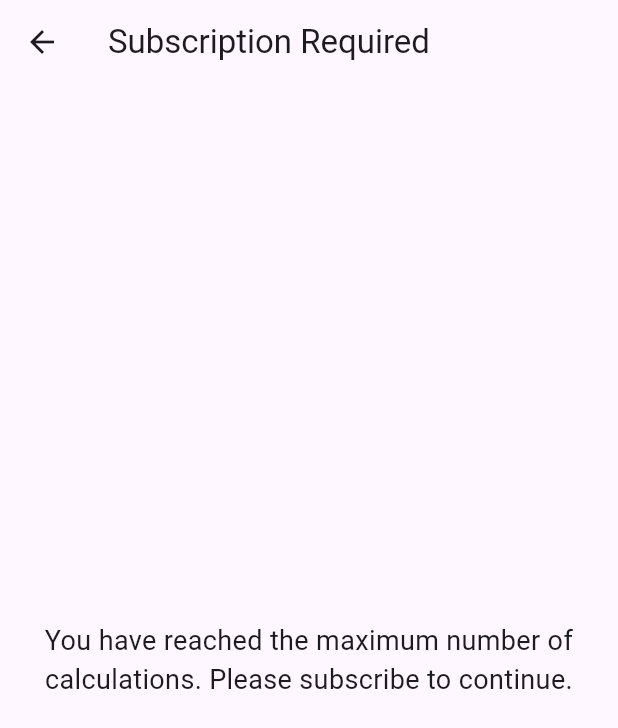
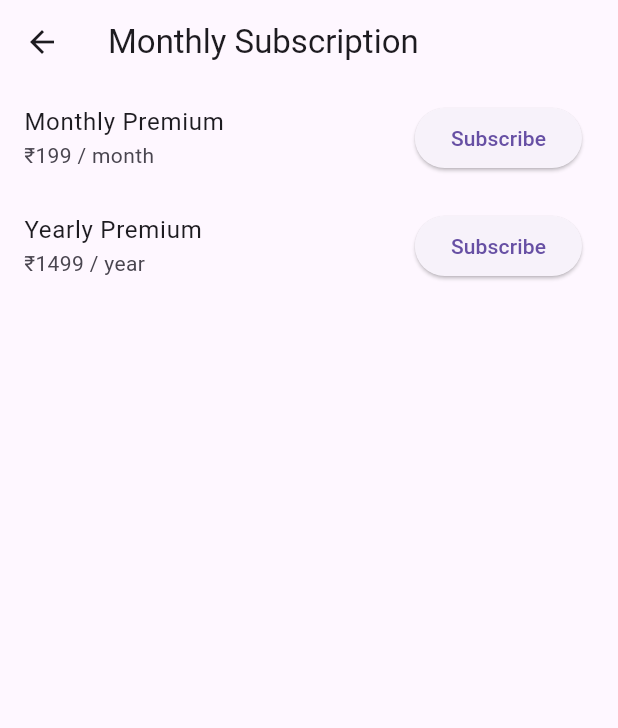
Before and after one commit to sujeet7838/shoping_margin_calculater, a Flutter app: the SubscriptionScreen screen opened directly, on a phone screen of 412 x 824 dp. Shown: the top 728 px of the screen. Run offline on Flutter 3.47's test engine with Material 3 defaults, Android fonts, the phone set to English and light mode, and no system bars; our stand-ins replace card_swiper, cloud_firestore, firebase_auth, firebase_core, flutter_spinkit, fluttertoast and 1 more; accounts and stored records are empty.

Commit message:
almost all part done

```diff
--- a/lib/main.dart
+++ b/lib/main.dart
@@ -1,4 +1,5 @@
 import 'package:calculater/firebase_options.dart';
+import 'package:calculater/screens/dashboard.dart';
 import 'package:calculater/screens/login.dart';
 import 'package:firebase_core/firebase_core.dart';
 import 'package:flutter/material.dart';
@@ -23,6 +24,7 @@ class MyApp extends StatelessWidget {
       debugShowCheckedModeBanner: false,
       theme: ThemeData(primarySwatch: Colors.blue),
       home: LoginScreen(),
+    //home: DeshboardPage(),
     );
   }
 }
--- /dev/null
+++ b/lib/model/subcripationModel.dart
@@ -0,0 +1,11 @@
+class DemoProduct {
+  final String id;
+  final String title;
+  final String price;
+
+  DemoProduct({
+    required this.id,
+    required this.title,
+    required this.price,
+  });
+}
--- a/lib/screens/subscripationScreen.dart
+++ b/lib/screens/subscripationScreen.dart
@@ -1,20 +1,93 @@
+import 'package:calculater/model/subcripationModel.dart';
 import 'package:flutter/material.dart';
 
-class SubscriptionScreen  extends StatelessWidget {
+import 'package:flutter/material.dart';
+
+class SubscriptionScreen extends StatefulWidget {
+  @override
+  _SubscriptionScreenState createState() => _SubscriptionScreenState();
+}
+
+class _SubscriptionScreenState extends State<SubscriptionScreen> {
+  List<DemoProduct> demoProducts = [
+    DemoProduct(
+      id: "monthly_subscription",
+      title: "Monthly Premium",
+      price: "₹199 / month",
+    ),
+    DemoProduct(
+      id: "yearly_subscription",
+      title: "Yearly Premium",
+      price: "₹1499 / year",
+    ),
+  ];
+
+  // final InAppPurchase _inAppPurchase = InAppPurchase.instance;
+  // late Stream<List<PurchaseDetails>> _subscription;
+
+  // List<ProductDetails> _products = [];
+
+  @override
+  void initState() {
+    super.initState();
+    // _initialize();
+  }
+
+  // Future<void> _initialize() async {
+
+  //   final bool available = await _inAppPurchase.isAvailable();
+
+  //   if (!available) return;
+
+  //   const Set<String> ids = {'monthly_subscription'};
+
+  //   ProductDetailsResponse response =
+  //       await _inAppPurchase.queryProductDetails(ids);
+
+  //   setState(() {
+  //     _products = response.productDetails;
+  //   });
+  // }
+
+  // void _buySubscription(ProductDetails product) {
+  //   final PurchaseParam purchaseParam =
+  //       PurchaseParam(productDetails: product);
+
+  //   _inAppPurchase.buyNonConsumable(purchaseParam: purchaseParam);
+  // }
+
   @override
   Widget build(BuildContext context) {
     return Scaffold(
-      appBar: AppBar(
-        title: Text('Subscription Required'),
-      ),
-      body: Center(
-        child: Text(
-          'You have reached the maximum number of calculations. Please subscribe to continue.',
-          textAlign: TextAlign.center,
-          style: TextStyle(fontSize: 18),
-        ),
+      appBar: AppBar(title: Text("Monthly Subscription")),
+      body: ListView.builder(
+        itemCount: demoProducts.length,
+        itemBuilder: (context, index) {
+          final product = demoProducts[index];
+
+          return ListTile(
+            title: Text(product.title),
+            subtitle: Text(product.price),
+            trailing: ElevatedButton(
+              onPressed: () {
+                print("Buy ${product.id}");
+                bool serviceAvailable = false;
+
+                if (!serviceAvailable) {
+                  ScaffoldMessenger.of(context).showSnackBar(
+                    SnackBar(
+                      content: Text("Service available nahi hai"),
+                      duration: Duration(seconds: 5),
+                    ),
+                  );
+                  return;
+                }
+              },
+              child: Text("Subscribe"),
+            ),
+          );
+        },
       ),
     );
   }
-
 }
```
Also changed, not shown: lib/screens/dashboard.dart (+38 -15 lines).
